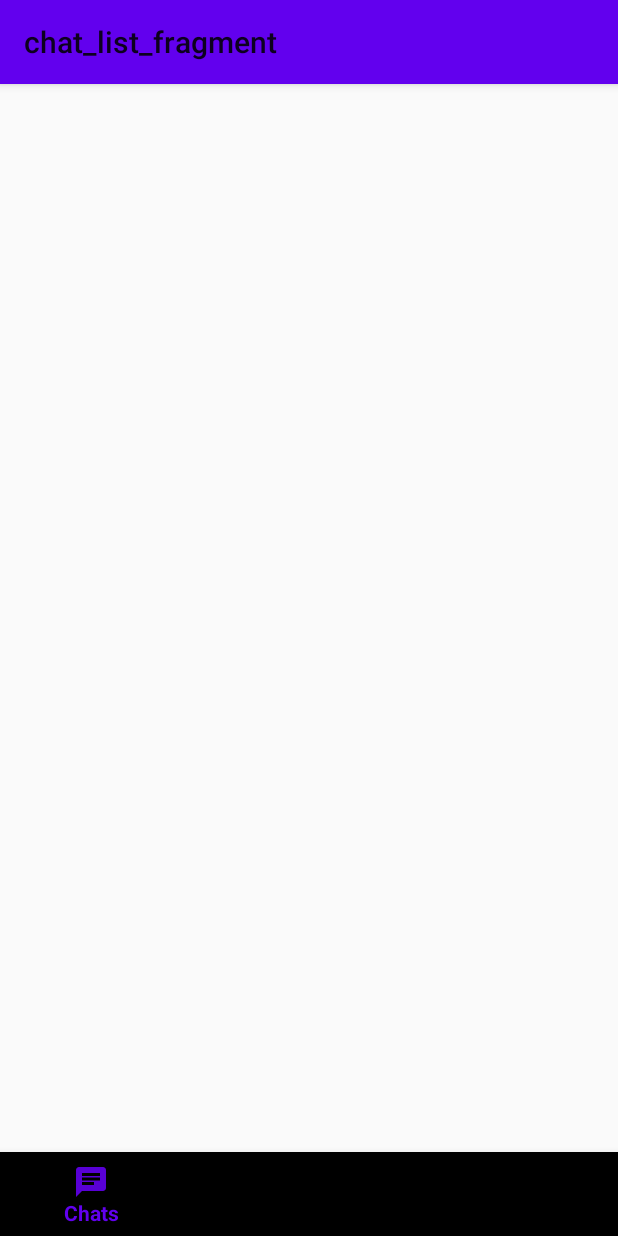
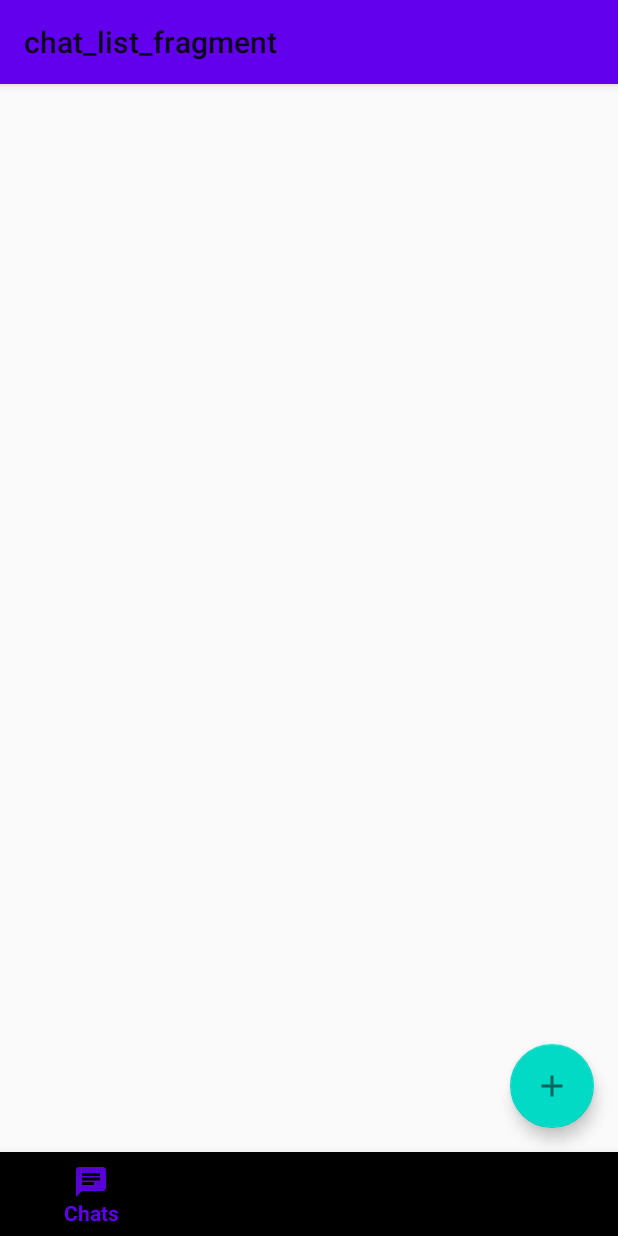
Before and after one commit to abhishekjagushte/Engage, an Android app: the ChatListFragment screen opened directly, with no data from a screen before it, on a phone screen of 412 x 824 dp. Run offline under Robolectric (Android 15) with nearby library versions, the phone set to English and light mode, and no system bars; our stand-ins replace Dagger/Hilt's generated code, Firebase (no records; nobody signed in at launch, a user with empty details on screens opened directly), Room's generated code, data binding, navigation-ui.

```diff
--- a/app/src/main/java/com/abhishekjagushte/engage/di/AppComponent.kt
+++ b/app/src/main/java/com/abhishekjagushte/engage/di/AppComponent.kt
@@ -10,6 +10,7 @@ import com.abhishekjagushte.engage.ui.chat.screens.chat.fragments.eventscreen.di
 import com.abhishekjagushte.engage.ui.activity.MainActivity
 import com.abhishekjagushte.engage.ui.activity.MainComponent
 import com.abhishekjagushte.engage.ui.fragments.ContactListFragment
+import com.abhishekjagushte.engage.ui.main.screens.addparticipants.di.AddParticipantsComponent
 import com.abhishekjagushte.engage.ui.main.screens.chatlist.di.ChatListComponent
 import com.abhishekjagushte.engage.ui.main.screens.profile.di.ProfileComponent
 import com.abhishekjagushte.engage.ui.main.screens.search.di.SearchComponent
@@ -42,6 +43,7 @@ interface AppComponent: AndroidInjector<EngageApplication>{
     fun inject(testFragment: TestFragment)
     fun inject(contactListFragment: ContactListFragment)
 
+    fun addParticipantsComponent(): AddParticipantsComponent.Factory
     fun addMainComponent(): MainComponent.Factory
     fun addEventScreenComponent(): EventComponent.Factory
     fun addChatScreenComponent(): ChatScreenComponent.Factory
@@ -55,9 +57,6 @@ interface AppComponent: AndroidInjector<EngageApplication>{
     fun addSetUsernameComponent(): SetUsernameComponent.Factory
 }
 
-
-
-
 @Module(subcomponents =
     [LoginComponent::class,
     SignUpComponent::class,
@@ -68,5 +67,6 @@ interface AppComponent: AndroidInjector<EngageApplication>{
     ChatComponent::class,
     ChatScreenComponent::class,
     EventComponent::class,
-    MainComponent::class])
+    MainComponent::class,
+    AddParticipantsComponent::class])
 object SubcomponentsModule
--- /dev/null
+++ b/app/src/main/java/com/abhishekjagushte/engage/ui/main/screens/addparticipants/di/AddParticipantsComponent.kt
@@ -0,0 +1,16 @@
+package com.abhishekjagushte.engage.ui.main.screens.addparticipants.di
+
+import com.abhishekjagushte.engage.ui.main.screens.addparticipants.AddParticipantsFragment
+import com.abhishekjagushte.engage.ui.main.screens.search.SearchFragment
+import dagger.Subcomponent
+
+
+@Subcomponent(modules = [AddParticipantsFragmentModule::class])
+interface AddParticipantsComponent {
+    @Subcomponent.Factory
+    interface Factory {
+        fun create(): AddParticipantsComponent
+    }
+
+    fun inject(fragment: AddParticipantsFragment)
+}
--- a/app/src/main/java/com/abhishekjagushte/engage/ui/main/screens/chatlist/ChatListBindingAdapters.kt
+++ b/app/src/main/java/com/abhishekjagushte/engage/ui/main/screens/chatlist/ChatListBindingAdapters.kt
@@ -6,6 +6,7 @@ import androidx.databinding.BindingAdapter
 import com.abhishekjagushte.engage.database.ConversationView
 import com.abhishekjagushte.engage.utils.Constants
 import com.abhishekjagushte.engage.utils.StringFormatting
+import com.google.android.material.floatingactionbutton.FloatingActionButton
 
 @BindingAdapter("setMessageDataString")
 fun TextView.setMessageDataString(conversationView: ConversationView){
--- a/app/src/main/java/com/abhishekjagushte/engage/ui/main/screens/chatlist/ChatListFragment.kt
+++ b/app/src/main/java/com/abhishekjagushte/engage/ui/main/screens/chatlist/ChatListFragment.kt
@@ -13,6 +13,7 @@ import androidx.fragment.app.viewModels
 import androidx.lifecycle.Observer
 import androidx.lifecycle.ViewModelProvider
 import androidx.navigation.Navigation
+import androidx.navigation.findNavController
 import androidx.navigation.ui.AppBarConfiguration
 import androidx.navigation.ui.NavigationUI
 import androidx.recyclerview.widget.LinearLayoutManager
@@ -71,6 +72,7 @@ class ChatListFragment : Fragment() {
         recyclerView.adapter = chatListAdapter
 
         observeChatList()
+        floatingActionButtonOnCLick()
     }
 
     private fun observeChatList(){
@@ -81,4 +83,10 @@ class ChatListFragment : Fragment() {
             }
         })
     }
+
+    fun floatingActionButtonOnCLick(){
+        floatingActionButton.setOnClickListener {
+            it.findNavController().navigate(R.id.action_chatListFragment_to_addParticipantsFragment)
+        }
+    }
 }
--- a/app/src/main/java/com/abhishekjagushte/engage/ui/main/screens/search/SearchFragmentViewModel.kt
+++ b/app/src/main/java/com/abhishekjagushte/engage/ui/main/screens/search/SearchFragmentViewModel.kt
@@ -79,7 +79,7 @@ class SearchFragmentViewModel @Inject constructor(
                 }
 
                 _searchResults.postValue(searchList)
-                Log.d(TAG,"Size = ${_searchResults.value?.size}")
+                Log.d(TAG,"Size = ${_searchResults.value?.size} local")
 
 
                 //TODO possibly store all results in a list while one session of searching or implement recent searches
--- /dev/null
+++ b/app/src/main/res/drawable/ic_baseline_add_24.xml
@@ -0,0 +1,5 @@
+<vector android:alpha="0.9" android:height="32dp"
+    android:tint="?attr/colorControlNormal" android:viewportHeight="24"
+    android:viewportWidth="24" android:width="32dp" xmlns:android="http://schemas.android.com/apk/res/android">
+    <path android:fillColor="@android:color/white" android:pathData="M19,13h-6v6h-2v-6H5v-2h6V5h2v6h6v2z"/>
+</vector>
--- /dev/null
+++ b/app/src/main/res/drawable/ic_baseline_check_24.xml
@@ -0,0 +1,5 @@
+<vector android:alpha="0.9" android:height="32dp"
+    android:tint="?attr/colorControlNormal" android:viewportHeight="24"
+    android:viewportWidth="24" android:width="32dp" xmlns:android="http://schemas.android.com/apk/res/android">
+    <path android:fillColor="@android:color/white" android:pathData="M9,16.17L4.83,12l-1.42,1.41L9,19 21,7l-1.41,-1.41z"/>
+</vector>
--- a/app/src/main/res/layout/activity_main.xml
+++ b/app/src/main/res/layout/activity_main.xml
@@ -21,9 +21,9 @@
         android:id="@+id/main_activity_nav_host"
         android:name="androidx.navigation.fragment.NavHostFragment"
         android:layout_width="match_parent"
-        android:layout_height="match_parent"
+        android:layout_height="0dp"
         app:defaultNavHost="true"
-        app:layout_constraintBottom_toBottomOf="parent"
+        app:layout_constraintBottom_toTopOf="@+id/bottom_nav_view"
         app:layout_constraintEnd_toEndOf="parent"
         app:layout_constraintStart_toStartOf="parent"
         app:layout_constraintTop_toTopOf="parent"
--- a/app/src/main/res/layout/fragment_chat_list.xml
+++ b/app/src/main/res/layout/fragment_chat_list.xml
@@ -39,6 +39,18 @@
             app:layout_constraintStart_toStartOf="parent"
             app:layout_constraintTop_toBottomOf="@+id/app_bar" />
 
+        <com.google.android.material.floatingactionbutton.FloatingActionButton
+            android:id="@+id/floatingActionButton"
+            android:layout_width="wrap_content"
+            android:layout_height="wrap_content"
+            android:layout_marginEnd="16dp"
+            android:layout_marginBottom="16dp"
+            android:clickable="true"
+            app:layout_constraintBottom_toBottomOf="parent"
+            app:layout_constraintEnd_toEndOf="parent"
+            app:srcCompat="@drawable/ic_baseline_add_24"
+            android:focusable="true" />
+
 
     </androidx.constraintlayout.widget.ConstraintLayout>
 
--- a/app/src/main/res/navigation/main_activity_nav_graph.xml
+++ b/app/src/main/res/navigation/main_activity_nav_graph.xml
@@ -13,6 +13,9 @@
         <action
             android:id="@+id/action_chatListFragment_to_chatFragment"
             app:destination="@id/chatFragment" />
+        <action
+            android:id="@+id/action_chatListFragment_to_addParticipantsFragment"
+            app:destination="@id/addParticipantsFragment" />
     </fragment>
     <fragment
         android:id="@+id/eventsFragment"
@@ -143,5 +146,10 @@
             app:enterAnim="@anim/slide_in_right" />
 
     </navigation>
+    <fragment
+        android:id="@+id/addParticipantsFragment"
+        android:name="com.abhishekjagushte.engage.ui.main.screens.addparticipants.AddParticipantsFragment"
+        android:label="@string/add_participants"
+        tools:layout="@layout/fragment_add_participants" />
 
 </navigation>
--- a/app/src/main/res/values/strings.xml
+++ b/app/src/main/res/values/strings.xml
@@ -32,4 +32,7 @@
     <!-- TODO: Remove or change this placeholder text -->
     <string name="hello_blank_fragment">Hello blank fragment</string>
     <string name="chat">Chat</string>
+    <string name="add_participants">Add Participants</string>
+    <string name="add_participants_initial_text">Search, select and add participants for a new group</string>
+    <string name="search_for_friends">Search for friends...</string>
 </resources>
```
Also changed, not shown: app/src/main/java/com/abhishekjagushte/engage/ui/main/screens/addparticipants/AddParticipantsAdapter.kt (added, +52 -0 lines), app/src/main/java/com/abhishekjagushte/engage/ui/main/screens/addparticipants/AddParticipantsFragment.kt (added, +43 -0 lines), app/src/main/java/com/abhishekjagushte/engage/ui/main/screens/addparticipants/AddParticipantsViewModel.kt (added, +17 -0 lines), app/src/main/java/com/abhishekjagushte/engage/ui/main/screens/addparticipants/di/AddParticipantsFragmentModule.kt (added, +19 -0 lines), app/src/main/res/layout/fragment_add_participants.xml (added, +81 -0 lines).
